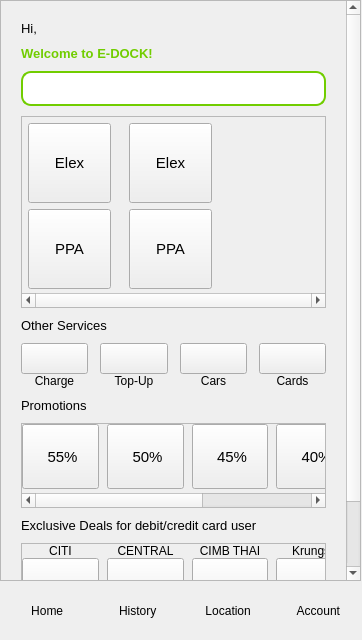
The window that main.ui (Boondirek-Kanjanapongporn/E-DOCK) describes before a commit, drawn with Qt 5.
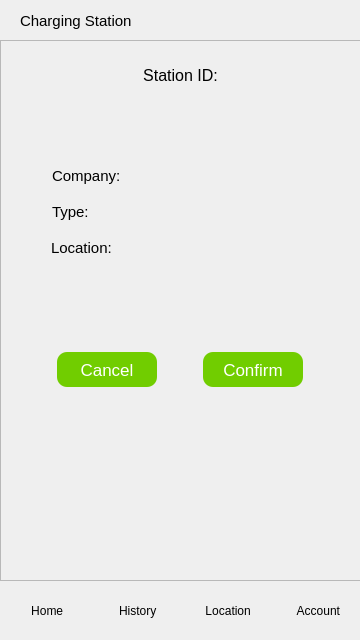
The same window after the commit. The open tabs and pages were chosen to show the change. Icons and pictures are not drawn.

```diff
--- a/main.ui
+++ b/main.ui
@@ -6,7 +6,7 @@
    <rect>
     <x>0</x>
     <y>0</y>
-    <width>362</width>
+    <width>360</width>
     <height>640</height>
    </rect>
   </property>
@@ -4146,6 +4146,581 @@
         </widget>
        </widget>
       </widget>
+      <widget class="QWidget" name="chargingstationPage">
+       <widget class="QLabel" name="chargingstationLabel">
+        <property name="geometry">
+         <rect>
+          <x>20</x>
+          <y>10</y>
+          <width>121</width>
+          <height>21</height>
+         </rect>
+        </property>
+        <property name="font">
+         <font>
+          <pointsize>11</pointsize>
+         </font>
+        </property>
+        <property name="text">
+         <string>Charging Station</string>
+        </property>
+       </widget>
+       <widget class="QScrollArea" name="chargingstationScrollArea">
+        <property name="geometry">
+         <rect>
+          <x>0</x>
+          <y>40</y>
+          <width>361</width>
+          <height>541</height>
+         </rect>
+        </property>
+        <property name="sizePolicy">
+         <sizepolicy hsizetype="Expanding" vsizetype="Expanding">
+          <horstretch>0</horstretch>
+          <verstretch>0</verstretch>
+         </sizepolicy>
+        </property>
+        <property name="verticalScrollBarPolicy">
+         <enum>Qt::ScrollBarAsNeeded</enum>
+        </property>
+        <property name="widgetResizable">
+         <bool>true</bool>
+        </property>
+        <widget class="QWidget" name="scrollAreaWidgetContents_8">
+         <property name="geometry">
+          <rect>
+           <x>0</x>
+           <y>0</y>
+           <width>359</width>
+           <height>539</height>
+          </rect>
+         </property>
+         <property name="sizePolicy">
+          <sizepolicy hsizetype="Preferred" vsizetype="Preferred">
+           <horstretch>0</horstretch>
+           <verstretch>0</verstretch>
+          </sizepolicy>
+         </property>
+         <property name="minimumSize">
+          <size>
+           <width>0</width>
+           <height>0</height>
+          </size>
+         </property>
+         <layout class="QFormLayout" name="formLayout_9">
+          <property name="horizontalSpacing">
+           <number>0</number>
+          </property>
+          <property name="verticalSpacing">
+           <number>0</number>
+          </property>
+          <property name="leftMargin">
+           <number>0</number>
+          </property>
+          <property name="topMargin">
+           <number>0</number>
+          </property>
+          <property name="rightMargin">
+           <number>0</number>
+          </property>
+          <property name="bottomMargin">
+           <number>0</number>
+          </property>
+          <item row="0" column="1">
+           <layout class="QVBoxLayout" name="stationVerticalLayout_3">
+            <property name="spacing">
+             <number>0</number>
+            </property>
+            <property name="leftMargin">
+             <number>0</number>
+            </property>
+            <property name="topMargin">
+             <number>10</number>
+            </property>
+            <property name="rightMargin">
+             <number>0</number>
+            </property>
+            <property name="bottomMargin">
+             <number>0</number>
+            </property>
+            <item>
+             <spacer name="verticalSpacer_17">
+              <property name="orientation">
+               <enum>Qt::Vertical</enum>
+              </property>
+              <property name="sizeType">
+               <enum>QSizePolicy::Fixed</enum>
+              </property>
+              <property name="sizeHint" stdset="0">
+               <size>
+                <width>20</width>
+                <height>15</height>
+               </size>
+              </property>
+             </spacer>
+            </item>
+            <item>
+             <widget class="QLabel" name="stationidLabel_2">
+              <property name="minimumSize">
+               <size>
+                <width>357</width>
+                <height>0</height>
+               </size>
+              </property>
+              <property name="font">
+               <font>
+                <pointsize>12</pointsize>
+               </font>
+              </property>
+              <property name="text">
+               <string>Station ID:</string>
+              </property>
+              <property name="alignment">
+               <set>Qt::AlignCenter</set>
+              </property>
+             </widget>
+            </item>
+            <item>
+             <layout class="QVBoxLayout" name="enterstationidVerticalLayout_2">
+              <property name="spacing">
+               <number>3</number>
+              </property>
+              <property name="leftMargin">
+               <number>10</number>
+              </property>
+              <property name="topMargin">
+               <number>10</number>
+              </property>
+              <property name="rightMargin">
+               <number>10</number>
+              </property>
+              <property name="bottomMargin">
+               <number>0</number>
+              </property>
+              <item>
+               <spacer name="verticalSpacer_18">
+                <property name="orientation">
+                 <enum>Qt::Vertical</enum>
+                </property>
+                <property name="sizeType">
+                 <enum>QSizePolicy::Fixed</enum>
+                </property>
+                <property name="sizeHint" stdset="0">
+                 <size>
+                  <width>20</width>
+                  <height>5</height>
+                 </size>
+                </property>
+               </spacer>
+              </item>
+              <item>
+               <widget class="QLabel" name="stationidvalueLabel">
+                <property name="font">
+                 <font>
+                  <pointsize>14</pointsize>
+                 </font>
+                </property>
+                <property name="text">
+                 <string/>
+                </property>
+                <property name="alignment">
+                 <set>Qt::AlignCenter</set>
+                </property>
+               </widget>
+              </item>
+              <item>
+               <spacer name="verticalSpacer_19">
+                <property name="orientation">
+                 <enum>Qt::Vertical</enum>
+                </property>
+                <property name="sizeType">
+                 <enum>QSizePolicy::Fixed</enum>
+                </property>
+                <property name="sizeHint" stdset="0">
+                 <size>
+                  <width>20</width>
+                  <height>10</height>
+                 </size>
+                </property>
+               </spacer>
+              </item>
+              <item>
+               <widget class="QPushButton" name="chargingstationiconPushButton">
+                <property name="styleSheet">
+                 <string notr="true">QPushButton{
+	border: None;
+}</string>
+                </property>
+                <property name="text">
+                 <string/>
+                </property>
+                <property name="icon">
+                 <iconset>
+                  <normaloff>images/charging-station.png</normaloff>images/charging-station.png</iconset>
+                </property>
+                <property name="iconSize">
+                 <size>
+                  <width>150</width>
+                  <height>150</height>
+                 </size>
+                </property>
+               </widget>
+              </item>
+              <item>
+               <spacer name="verticalSpacer_22">
+                <property name="orientation">
+                 <enum>Qt::Vertical</enum>
+                </property>
+                <property name="sizeType">
+                 <enum>QSizePolicy::Fixed</enum>
+                </property>
+                <property name="sizeHint" stdset="0">
+                 <size>
+                  <width>20</width>
+                  <height>15</height>
+                 </size>
+                </property>
+               </spacer>
+              </item>
+              <item>
+               <layout class="QHBoxLayout" name="companyHorizontalLayout">
+                <property name="spacing">
+                 <number>0</number>
+                </property>
+                <property name="leftMargin">
+                 <number>40</number>
+                </property>
+                <property name="rightMargin">
+                 <number>0</number>
+                </property>
+                <item>
+                 <widget class="QLabel" name="companyLabel_2">
+                  <property name="maximumSize">
+                   <size>
+                    <width>100</width>
+                    <height>16777215</height>
+                   </size>
+                  </property>
+                  <property name="font">
+                   <font>
+                    <pointsize>11</pointsize>
+                   </font>
+                  </property>
+                  <property name="text">
+                   <string>Company:</string>
+                  </property>
+                 </widget>
+                </item>
+                <item>
+                 <widget class="QLabel" name="companyvalueLabel_2">
+                  <property name="maximumSize">
+                   <size>
+                    <width>196</width>
+                    <height>16777215</height>
+                   </size>
+                  </property>
+                  <property name="font">
+                   <font>
+                    <pointsize>11</pointsize>
+                   </font>
+                  </property>
+                  <property name="text">
+                   <string/>
+                  </property>
+                 </widget>
+                </item>
+               </layout>
+              </item>
+              <item>
+               <spacer name="verticalSpacer_23">
+                <property name="orientation">
+                 <enum>Qt::Vertical</enum>
+                </property>
+                <property name="sizeType">
+                 <enum>QSizePolicy::Fixed</enum>
+                </property>
+                <property name="sizeHint" stdset="0">
+                 <size>
+                  <width>20</width>
+                  <height>15</height>
+                 </size>
+                </property>
+               </spacer>
+              </item>
+              <item>
+               <layout class="QHBoxLayout" name="typeHorizontalLayout">
+                <property name="spacing">
+                 <number>0</number>
+                </property>
+                <property name="leftMargin">
+                 <number>40</number>
+                </property>
+                <property name="rightMargin">
+                 <number>0</number>
+                </property>
+                <item>
+                 <widget class="QLabel" name="typeLabel">
+                  <property name="maximumSize">
+                   <size>
+                    <width>100</width>
+                    <height>16777215</height>
+                   </size>
+                  </property>
+                  <property name="font">
+                   <font>
+                    <pointsize>11</pointsize>
+                   </font>
+                  </property>
+                  <property name="text">
+                   <string>Type:</string>
+                  </property>
+                 </widget>
+                </item>
+                <item>
+                 <widget class="QLabel" name="typevalueLabel">
+                  <property name="maximumSize">
+                   <size>
+                    <width>196</width>
+                    <height>16777215</height>
+                   </size>
+                  </property>
+                  <property name="font">
+                   <font>
+                    <pointsize>11</pointsize>
+                   </font>
+                  </property>
+                  <property name="text">
+                   <string/>
+                  </property>
+                 </widget>
+                </item>
+               </layout>
+              </item>
+              <item>
+               <spacer name="verticalSpacer_21">
+                <property name="orientation">
+                 <enum>Qt::Vertical</enum>
+                </property>
+                <property name="sizeType">
+                 <enum>QSizePolicy::Fixed</enum>
+                </property>
+                <property name="sizeHint" stdset="0">
+                 <size>
+                  <width>20</width>
+                  <height>15</height>
+                 </size>
+                </property>
+               </spacer>
+              </item>
+              <item>
+               <layout class="QHBoxLayout" name="locationHorizontalLayout">
+                <property name="spacing">
+                 <number>0</number>
+                </property>
+                <property name="leftMargin">
+                 <number>40</number>
+                </property>
+                <item>
+                 <widget class="QLabel" name="locationLabel_2">
+                  <property name="minimumSize">
+                   <size>
+                    <width>100</width>
+                    <height>0</height>
+                   </size>
+                  </property>
+                  <property name="maximumSize">
+                   <size>
+                    <width>100</width>
+                    <height>16777215</height>
+                   </size>
+                  </property>
+                  <property name="font">
+                   <font>
+                    <pointsize>11</pointsize>
+                   </font>
+                  </property>
+                  <property name="text">
+                   <string>Location:</string>
+                  </property>
+                  <property name="alignment">
+                   <set>Qt::AlignLeading|Qt::AlignLeft|Qt::AlignTop</set>
+                  </property>
+                 </widget>
+                </item>
+                <item>
+                 <widget class="QTextEdit" name="locationvalueTextEdit">
+                  <property name="minimumSize">
+                   <size>
+                    <width>0</width>
+                    <height>0</height>
+                   </size>
+                  </property>
+                  <property name="maximumSize">
+                   <size>
+                    <width>16777215</width>
+                    <height>90</height>
+                   </size>
+                  </property>
+                  <property name="baseSize">
+                   <size>
+                    <width>0</width>
+                    <height>0</height>
+                   </size>
+                  </property>
+                  <property name="font">
+                   <font>
+                    <pointsize>11</pointsize>
+                   </font>
+                  </property>
+                  <property name="styleSheet">
+                   <string notr="true">QTextEdit{
+	background-color: rgba( 0, 0, 0, 0 );
+	border: none;
+}</string>
+                  </property>
+                  <property name="verticalScrollBarPolicy">
+                   <enum>Qt::ScrollBarAlwaysOff</enum>
+                  </property>
+                  <property name="horizontalScrollBarPolicy">
+                   <enum>Qt::ScrollBarAlwaysOff</enum>
+                  </property>
+                  <property name="sizeAdjustPolicy">
+                   <enum>QAbstractScrollArea::AdjustIgnored</enum>
+                  </property>
+                 </widget>
+                </item>
+               </layout>
+              </item>
+              <item>
+               <spacer name="verticalSpacer_20">
+                <property name="orientation">
+                 <enum>Qt::Vertical</enum>
+                </property>
+                <property name="sizeType">
+                 <enum>QSizePolicy::Fixed</enum>
+                </property>
+                <property name="sizeHint" stdset="0">
+                 <size>
+                  <width>20</width>
+                  <height>20</height>
+                 </size>
+                </property>
+               </spacer>
+              </item>
+              <item>
+               <layout class="QHBoxLayout" name="confirmHorizontalLayout">
+                <property name="spacing">
+                 <number>0</number>
+                </property>
+                <item>
+                 <widget class="QPushButton" name="cancelPushButton">
+                  <property name="minimumSize">
+                   <size>
+                    <width>0</width>
+                    <height>35</height>
+                   </size>
+                  </property>
+                  <property name="maximumSize">
+                   <size>
+                    <width>100</width>
+                    <height>16777215</height>
+                   </size>
+                  </property>
+                  <property name="font">
+                   <font>
+                    <pointsize>13</pointsize>
+                   </font>
+                  </property>
+                  <property name="cursor">
+                   <cursorShape>PointingHandCursor</cursorShape>
+                  </property>
+                  <property name="styleSheet">
+                   <string notr="true">QPushButton{
+	background-color: #71cd00;
+	border-radius: 10px;
+	color: #ffffff;
+}
+QPushButton:hover{
+	background-color: #468000;
+}</string>
+                  </property>
+                  <property name="text">
+                   <string>Cancel</string>
+                  </property>
+                  <property name="iconSize">
+                   <size>
+                    <width>20</width>
+                    <height>20</height>
+                   </size>
+                  </property>
+                 </widget>
+                </item>
+                <item>
+                 <widget class="QPushButton" name="confirmPushButton">
+                  <property name="minimumSize">
+                   <size>
+                    <width>0</width>
+                    <height>35</height>
+                   </size>
+                  </property>
+                  <property name="maximumSize">
+                   <size>
+                    <width>100</width>
+                    <height>16777215</height>
+                   </size>
+                  </property>
+                  <property name="font">
+                   <font>
+                    <pointsize>13</pointsize>
+                   </font>
+                  </property>
+                  <property name="cursor">
+                   <cursorShape>PointingHandCursor</cursorShape>
+                  </property>
+                  <property name="styleSheet">
+                   <string notr="true">QPushButton{
+	background-color: #71cd00;
+	border-radius: 10px;
+	color: #ffffff;
+}
+QPushButton:hover{
+	background-color: #468000;
+}</string>
+                  </property>
+                  <property name="text">
+                   <string>Confirm</string>
+                  </property>
+                  <property name="iconSize">
+                   <size>
+                    <width>20</width>
+                    <height>20</height>
+                   </size>
+                  </property>
+                 </widget>
+                </item>
+               </layout>
+              </item>
+              <item>
+               <spacer name="verticalSpacer_4">
+                <property name="orientation">
+                 <enum>Qt::Vertical</enum>
+                </property>
+                <property name="sizeHint" stdset="0">
+                 <size>
+                  <width>20</width>
+                  <height>30</height>
+                 </size>
+                </property>
+               </spacer>
+              </item>
+             </layout>
+            </item>
+           </layout>
+          </item>
+         </layout>
+        </widget>
+       </widget>
+      </widget>
      </widget>
     </item>
    </layout>
```
Left out of the diff: 6 changed lines with no effect on the pictures.
